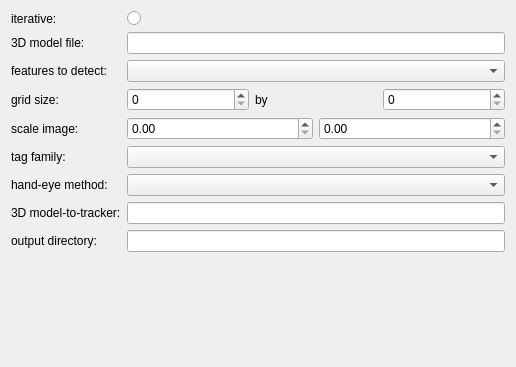
First picture: the form in MITK/Plugins/uk.ac.ucl.cmic.igicameracal/src/internal/CameraCalViewPreferencePage.ui, repository NifTK/NifTK, before the edit.
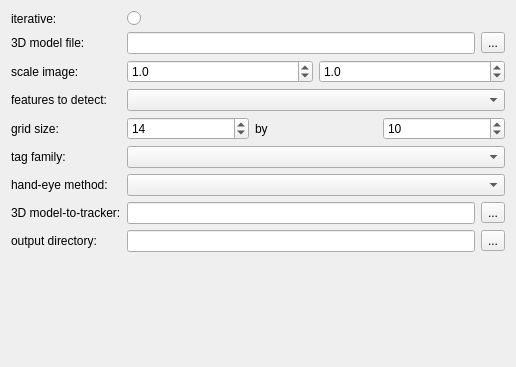
Second picture: the form after the edit.

Commit message: Issue #4659: Implement controls on pref page

What changed in the file:
```diff
--- a/MITK/Plugins/uk.ac.ucl.cmic.igicameracal/src/internal/CameraCalViewPreferencePage.ui
+++ b/MITK/Plugins/uk.ac.ucl.cmic.igicameracal/src/internal/CameraCalViewPreferencePage.ui
@@ -13,7 +13,7 @@
   <property name="windowTitle">
    <string>Form</string>
   </property>
-  <layout class="QHBoxLayout" name="horizontalLayout_3">
+  <layout class="QHBoxLayout" name="horizontalLayout_6">
    <item>
     <layout class="QFormLayout" name="formLayout">
      <item row="0" column="0">
@@ -38,29 +38,96 @@
       </widget>
      </item>
      <item row="1" column="1">
-      <widget class="QLineEdit" name="m_3DModelLineEdit"/>
+      <layout class="QHBoxLayout" name="horizontalLayout_5">
+       <item>
+        <widget class="QLineEdit" name="m_3DModelLineEdit"/>
+       </item>
+       <item>
+        <widget class="QToolButton" name="m_3DModelToolButton">
+         <property name="text">
+          <string>...</string>
+         </property>
+        </widget>
+       </item>
+      </layout>
      </item>
      <item row="2" column="0">
+      <widget class="QLabel" name="m_ScaleImageLabel">
+       <property name="text">
+        <string>scale image:</string>
+       </property>
+      </widget>
+     </item>
+     <item row="2" column="1">
+      <layout class="QHBoxLayout" name="horizontalLayout_2">
+       <item>
+        <widget class="QDoubleSpinBox" name="m_ScaleImageInXSpinBox">
+         <property name="decimals">
+          <number>1</number>
+         </property>
+         <property name="minimum">
+          <double>0.100000000000000</double>
+         </property>
+         <property name="maximum">
+          <double>10.000000000000000</double>
+         </property>
+         <property name="singleStep">
+          <double>0.100000000000000</double>
+         </property>
+         <property name="value">
+          <double>1.000000000000000</double>
+         </property>
+        </widget>
+       </item>
+       <item>
+        <widget class="QDoubleSpinBox" name="m_ScaleImageInYSpinBox">
+         <property name="decimals">
+          <number>1</number>
+         </property>
+         <property name="minimum">
+          <double>0.100000000000000</double>
+         </property>
+         <property name="maximum">
+          <double>10.000000000000000</double>
+         </property>
+         <property name="singleStep">
+          <double>0.100000000000000</double>
+         </property>
+         <property name="value">
+          <double>1.000000000000000</double>
+         </property>
+        </widget>
+       </item>
+      </layout>
+     </item>
+     <item row="3" column="0">
       <widget class="QLabel" name="m_FeaturesLabel">
        <property name="text">
         <string>features to detect:</string>
        </property>
       </widget>
      </item>
-     <item row="2" column="1">
+     <item row="3" column="1">
       <widget class="QComboBox" name="m_FeaturesComboBox"/>
      </item>
-     <item row="3" column="0">
+     <item row="4" column="0">
       <widget class="QLabel" name="m_GridSizeLabel">
        <property name="text">
         <string>grid size:</string>
        </property>
       </widget>
      </item>
-     <item row="3" column="1">
+     <item row="4" column="1">
       <layout class="QHBoxLayout" name="horizontalLayout">
        <item>
-        <widget class="QSpinBox" name="m_GridPointsInXSpinBox"/>
+        <widget class="QSpinBox" name="m_GridPointsInXSpinBox">
+         <property name="minimum">
+          <number>2</number>
+         </property>
+         <property name="value">
+          <number>14</number>
+         </property>
+        </widget>
        </item>
        <item>
         <widget class="QLabel" name="m_ByLabel">
@@ -70,24 +137,14 @@
         </widget>
        </item>
        <item>
-        <widget class="QSpinBox" name="m_GridPointsInYSpinBox"/>
-       </item>
-      </layout>
-     </item>
-     <item row="4" column="0">
-      <widget class="QLabel" name="m_ScaleImageLabel">
-       <property name="text">
-        <string>scale image:</string>
-       </property>
-      </widget>
-     </item>
-     <item row="4" column="1">
-      <layout class="QHBoxLayout" name="horizontalLayout_2">
-       <item>
-        <widget class="QDoubleSpinBox" name="m_ScaleImageInXSpinBox"/>
-       </item>
-       <item>
-        <widget class="QDoubleSpinBox" name="m_ScaleImageInYSpinBox"/>
+        <widget class="QSpinBox" name="m_GridPointsInYSpinBox">
+         <property name="minimum">
+          <number>2</number>
+         </property>
+         <property name="value">
+          <number>10</number>
+         </property>
+        </widget>
        </item>
       </layout>
      </item>
@@ -119,7 +176,18 @@
       </widget>
      </item>
      <item row="7" column="1">
-      <widget class="QLineEdit" name="m_ModelToTrackerLineEdit"/>
+      <layout class="QHBoxLayout" name="horizontalLayout_4">
+       <item>
+        <widget class="QLineEdit" name="m_ModelToTrackerLineEdit"/>
+       </item>
+       <item>
+        <widget class="QToolButton" name="m_ModelToTrackerToolButton">
+         <property name="text">
+          <string>...</string>
+         </property>
+        </widget>
+       </item>
+      </layout>
      </item>
      <item row="8" column="0">
       <widget class="QLabel" name="m_OutputDirectoryLabel">
@@ -129,7 +197,18 @@
       </widget>
      </item>
      <item row="8" column="1">
-      <widget class="QLineEdit" name="m_OutputDirectoryLineEdit"/>
+      <layout class="QHBoxLayout" name="horizontalLayout_3">
+       <item>
+        <widget class="QLineEdit" name="m_OutputDirectoryLineEdit"/>
+       </item>
+       <item>
+        <widget class="QToolButton" name="m_OutputDirectoryToolButton">
+         <property name="text">
+          <string>...</string>
+         </property>
+        </widget>
+       </item>
+      </layout>
      </item>
     </layout>
    </item>
```
The commit also changes 2 other files.
